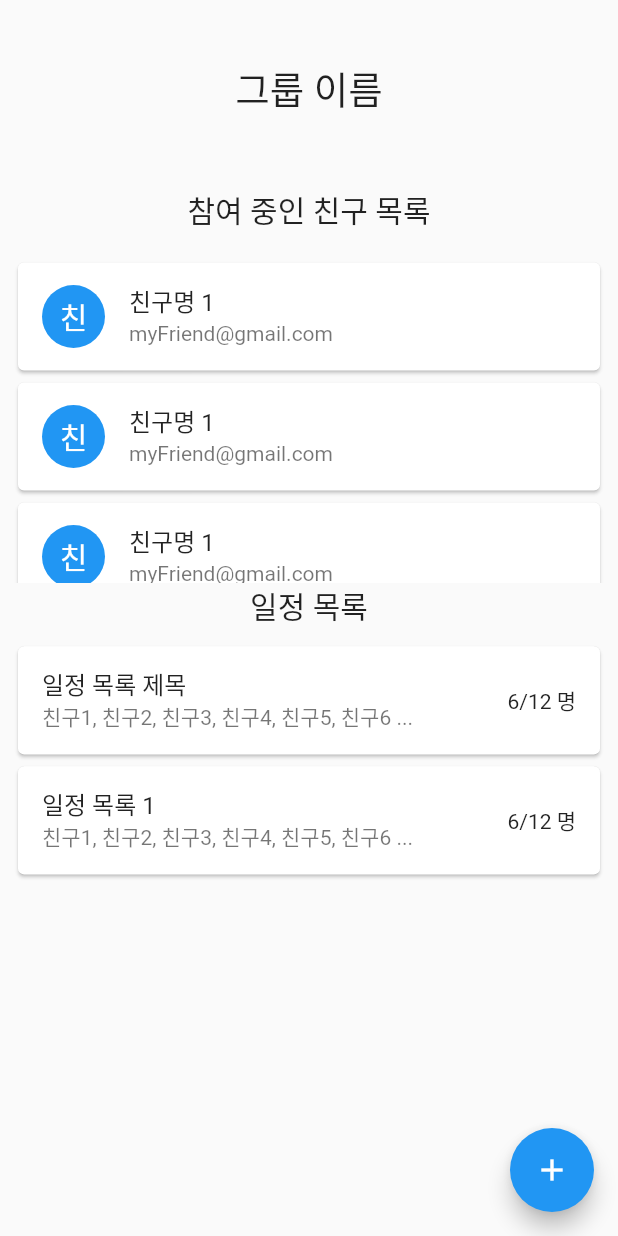
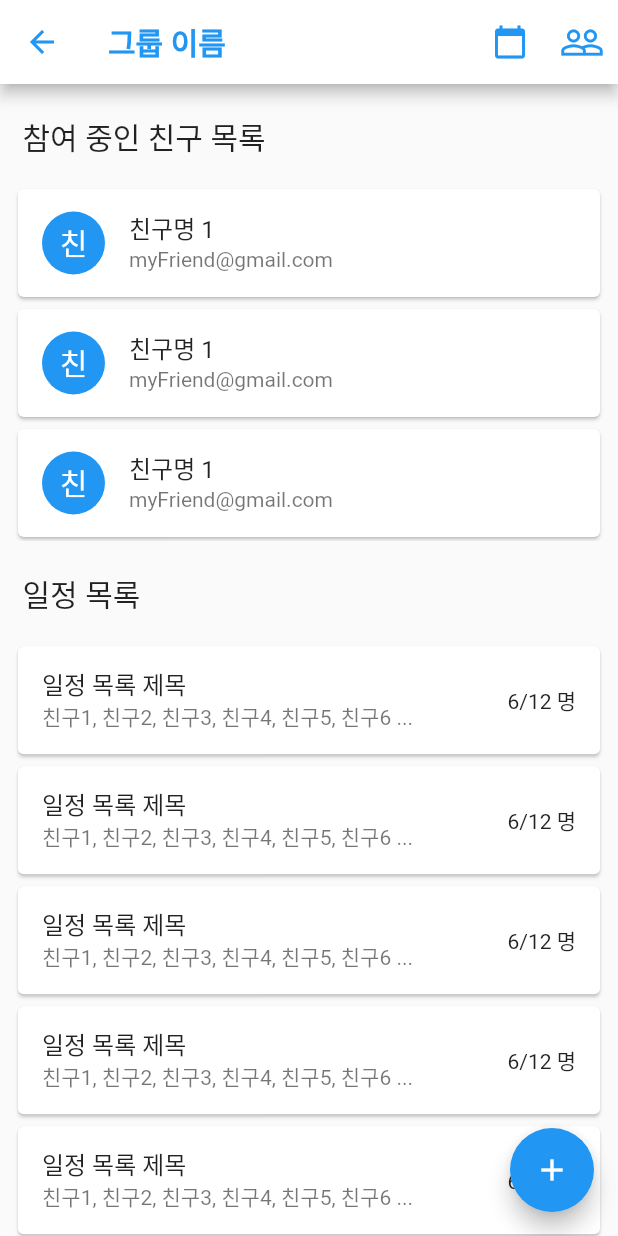
Before and after one commit to codemakim/when_are_we_gonna_meet, a Flutter app: the GroupDetailPage screen opened directly, on a phone screen of 412 x 824 dp. Run offline on Flutter 3.47's test engine with Material 2 defaults, Android fonts, the phone set to English and light mode, and no system bars; our stand-ins replace font_awesome_flutter.

Commit message:
UI 수정, 스캐줄 디테일 페이지 추가, 스캐줄 목록 위젯 파일 분리

```diff
--- a/lib/ui/screens/GroupDetailPage.dart
+++ b/lib/ui/screens/GroupDetailPage.dart
@@ -1,5 +1,6 @@
 import 'package:flutter/material.dart';
 import 'package:when_are_we_gonna_meet/common/ThemeInfo.dart';
+import 'package:when_are_we_gonna_meet/ui/widgets/ScheduleListTile.dart';
 import 'package:when_are_we_gonna_meet/ui/widgets/UserListTile.dart';
 
 /// # GroupDetailPage.dart
@@ -11,26 +12,46 @@ class GroupDetailPage extends StatelessWidget {
   @override
   Widget build(BuildContext context) {
     return Scaffold(
+      appBar: AppBar(
+        title: Text(
+          '그룹 이름',
+          style: TextStyle(
+            color: ThemeInfo().getThemeColor(),
+            fontWeight: FontWeight.bold,
+          ),
+        ),
+        iconTheme: IconThemeData(
+          color: ThemeInfo().getThemeColor(),
+        ),
+        backgroundColor: Colors.white,
+        actions: <Widget>[
+          /// 일정 목록 화면
+          IconButton(
+            icon: Icon(Icons.calendar_today),
+            color: ThemeInfo().getThemeColor(),
+            onPressed: () {},
+          ),
+          /// 참여 중인 사용자 목록 화면
+          IconButton(
+            icon: Icon(Icons.people_outline),
+            iconSize: 30.0,
+            color: ThemeInfo().getThemeColor(),
+            onPressed: () {},
+          ),
+        ],
+      ),
       body: Column(
         mainAxisAlignment: MainAxisAlignment.start,
         children: <Widget>[
-          /// 그룹 명을 표시하기 위한 컨테이너입니다.
-          Padding(
-            padding: EdgeInsets.symmetric(vertical: 40),
-            child: Text(
-              '그룹 이름',
-              style: TextStyle(fontSize: 25),
-            ),
-          ),
-
           /// 해당 그룹에 참가한 인원 목록을 표시하기 위한 위넷입니다.
           Container(
-            height: MediaQuery.of(context).size.height * 0.33,
+            height: MediaQuery.of(context).size.height * 0.37,
             child: Column(
               mainAxisSize: MainAxisSize.max,
+              crossAxisAlignment: CrossAxisAlignment.start,
               children: <Widget>[
                 Padding(
-                  padding: const EdgeInsets.all(8.0),
+                  padding: EdgeInsets.only(top: 20.0, bottom: 8.0, left: 15.0),
                   child: Text(
                     '참여 중인 친구 목록',
                     style: TextStyle(fontSize: 20),
@@ -60,43 +81,27 @@ class GroupDetailPage extends StatelessWidget {
               //height: MediaQuery.of(context).size.height * 0.385,
               child: Column(
                 mainAxisSize: MainAxisSize.max,
+                crossAxisAlignment: CrossAxisAlignment.start,
                 children: <Widget>[
-                  Text(
-                    '일정 목록',
-                    style: TextStyle(fontSize: 20),
+                  Padding(
+                    padding:
+                        EdgeInsets.only(top: 20.0, bottom: 8.0, left: 15.0),
+                    child: Text(
+                      '일정 목록',
+                      style: TextStyle(fontSize: 20),
+                    ),
                   ),
                   Expanded(
                     child: ListView(
                       padding: EdgeInsets.all(8.0),
                       children: <Widget>[
-                        Card(
-                          child: ListTile(
-                            title: Text('일정 목록 제목'),
-                            subtitle: Text(
-                              '친구1, 친구2, 친구3, 친구4, 친구5, 친구6 ...',
-                            ),
-                            trailing: Text(
-                              '6/12 명',
-                            ),
-                            onTap: () {
-                              print('일정 아이템 탭');
-                            },
-                          ),
-                        ),
-                        Card(
-                          child: ListTile(
-                            title: Text('일정 목록 1'),
-                            subtitle: Text(
-                              '친구1, 친구2, 친구3, 친구4, 친구5, 친구6 ...',
-                            ),
-                            trailing: Text(
-                              '6/12 명',
-                            ),
-                            onTap: () {
-                              print('일정 아이템 탭');
-                            },
-                          ),
-                        ),
+                        ScheduleListTile(),
+                        ScheduleListTile(),
+                        ScheduleListTile(),
+                        ScheduleListTile(),
+                        ScheduleListTile(),
+                        ScheduleListTile(),
+                        ScheduleListTile(),
                       ],
                     ),
                   ),
--- /dev/null
+++ b/lib/ui/screens/ScheduleDetailPage.dart
@@ -0,0 +1,38 @@
+import 'package:flutter/material.dart';
+import 'package:when_are_we_gonna_meet/common/ThemeInfo.dart';
+
+/// # ScheduleDetailPage.dart
+/// 그룹 내 일정 상세 정보를 위한 페이지입니다.
+///
+/// # Author jhkim
+/// # Date 2020.02.27
+class ScheduleDetailPage extends StatelessWidget {
+  @override
+  Widget build(BuildContext context) {
+    return Scaffold(
+      appBar: AppBar(
+        title: Text(
+          '일정 목록 제목',
+          style: TextStyle(
+            color: ThemeInfo().getThemeColor()
+          ),
+        ),
+        iconTheme: IconThemeData(
+          color: ThemeInfo().getThemeColor()
+        ),
+      ),
+      body: Column(
+        children: <Widget>[
+          // 설정한 기간 표시
+          Container(),
+          // 캘린더 뷰 표시
+          Container(),
+          // 사용자 목록 표시
+          Expanded(
+            child: Container(),
+          ),
+        ],
+      ),
+    );
+  }
+}
--- /dev/null
+++ b/lib/ui/widgets/ScheduleListTile.dart
@@ -0,0 +1,26 @@
+import 'package:flutter/material.dart';
+
+/// # ScheduleListTile.dart
+/// 일정 목록 아이템 위젯
+///
+/// ## Author jhkim
+/// ## Date 2020.02.27
+class ScheduleListTile extends StatelessWidget {
+  @override
+  Widget build(BuildContext context) {
+    return Card(
+      child: ListTile(
+        title: Text('일정 목록 제목'),
+        subtitle: Text(
+          '친구1, 친구2, 친구3, 친구4, 친구5, 친구6 ...',
+        ),
+        trailing: Text(
+          '6/12 명',
+        ),
+        onTap: () {
+          print('일정 아이템 탭');
+        },
+      ),
+    );
+  }
+}
--- a/lib/ui/widgets/UserListTile.dart
+++ b/lib/ui/widgets/UserListTile.dart
@@ -2,7 +2,7 @@ import 'package:flutter/material.dart';
 import 'package:when_are_we_gonna_meet/common/ThemeInfo.dart';
 
 /// # UserListTile.dart
-/// 친구 목록 아이템
+/// 친구 목록 아이템 위젯
 ///
 /// ## Author jhkim
 /// ## Date 2020.02.25
```
